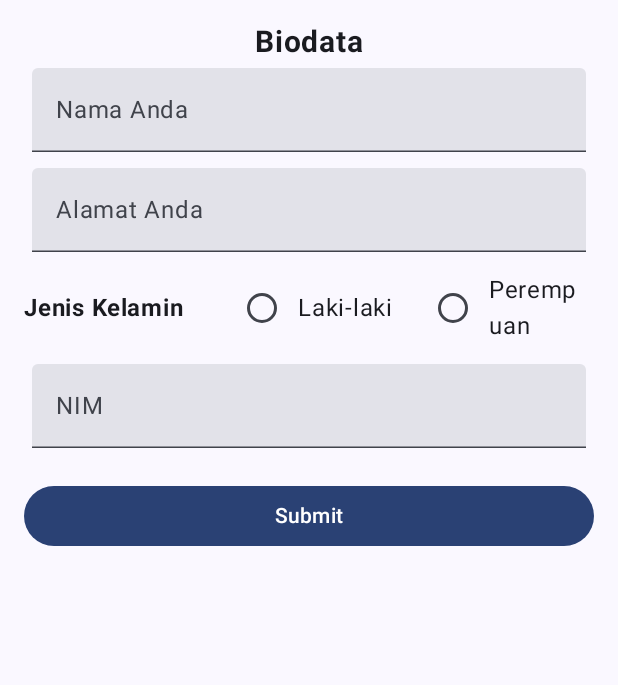
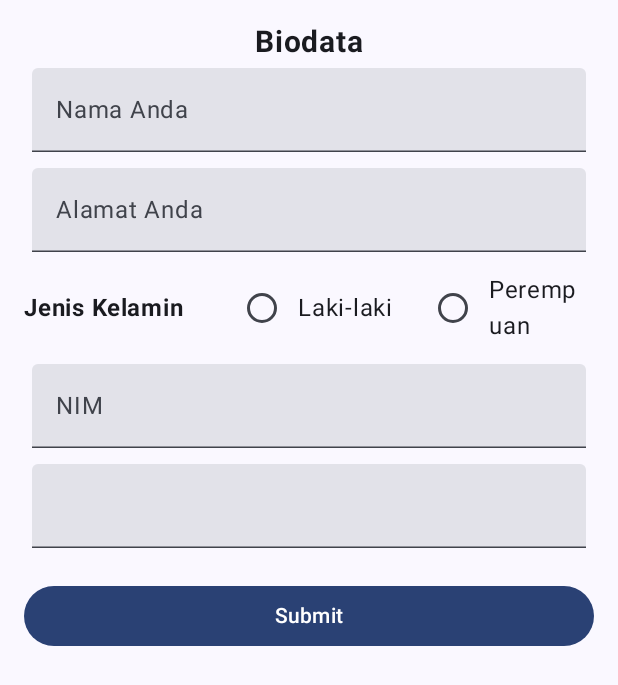
Before and after one commit to nicodwirahman/QuestNavigasiMVVM_156, an Android app built with Jetpack Compose: the screen it shows after launch (MainActivity), on a phone screen of 412 x 824 dp. Shown: the top 685 px of the screen. Run offline under Robolectric (Android 15) with nearby library versions, the phone set to English and light mode, and no system bars.

Commit message:
menentukan ukuran dan posisi no hp ya

```diff
--- a/app/src/main/java/com/example/mvvm/ui/view/ForumulirView.kt
+++ b/app/src/main/java/com/example/mvvm/ui/view/ForumulirView.kt
@@ -105,7 +105,7 @@ fun FormulirView(
             }
         }
 
-        // TextField for NIM
+
         TextField(
             value = nim,
             onValueChange = { nim = it },
@@ -117,7 +117,13 @@ fun FormulirView(
             keyboardOptions = KeyboardOptions(keyboardType = KeyboardType.Number)
         )
 
-
+        TextField(
+            value = nohp,
+            onValueChange = { nohp = it },
+            modifier = Modifier
+                .fillMaxWidth()
+                .padding(5.dp),
+        )
 
 
         // Submit Button
```
